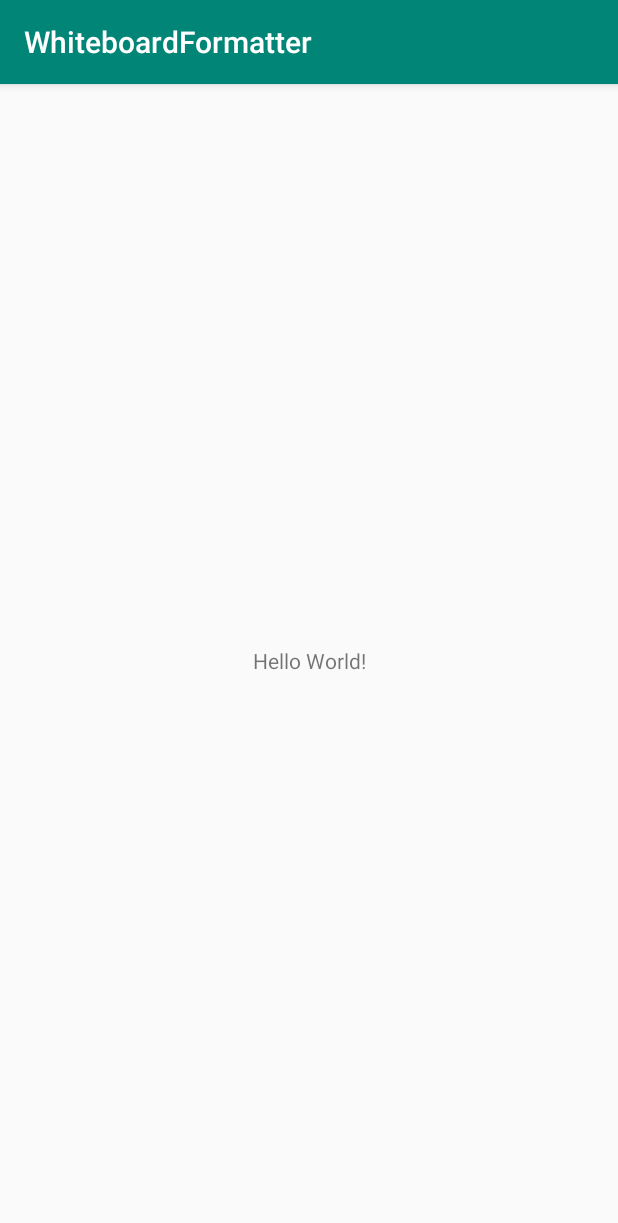
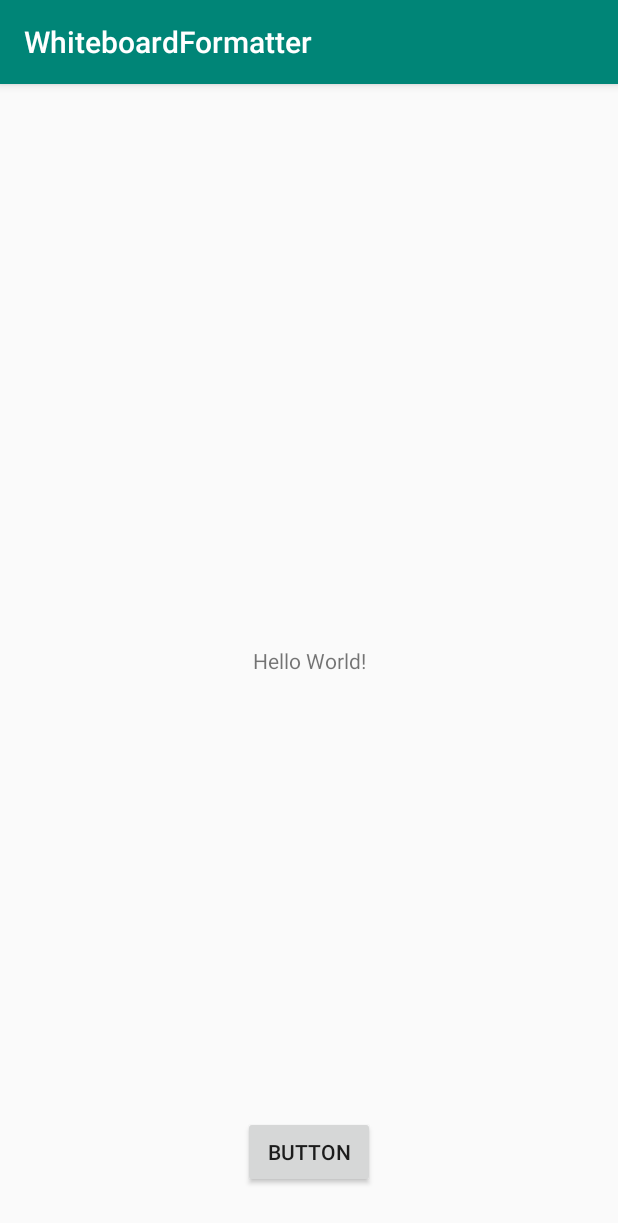
Before and after one commit to pikohan-suzuki/WhiteBoardFormatter, an Android app: the screen it shows after launch (MainActivity), on a phone screen of 412 x 824 dp. Shown: the top 1223 px of the screen. Run offline under Robolectric (Android 15) with nearby library versions, the phone set to English and light mode, and no system bars.

Commit message:
add layout

```diff
--- a/app/src/main/res/layout/activity_main.xml
+++ b/app/src/main/res/layout/activity_main.xml
@@ -7,6 +7,7 @@
     tools:context=".MainActivity">
 
     <TextView
+        android:id="@+id/textView"
         android:layout_width="wrap_content"
         android:layout_height="wrap_content"
         android:text="Hello World!"
@@ -15,4 +16,14 @@
         app:layout_constraintRight_toRightOf="parent"
         app:layout_constraintTop_toTopOf="parent" />
 
+    <Button
+        android:id="@+id/button"
+        android:layout_width="wrap_content"
+        android:layout_height="wrap_content"
+        android:layout_marginBottom="32dp"
+        android:text="Button"
+        app:layout_constraintBottom_toBottomOf="parent"
+        app:layout_constraintEnd_toEndOf="parent"
+        app:layout_constraintStart_toStartOf="parent" />
+
 </androidx.constraintlayout.widget.ConstraintLayout>
```
